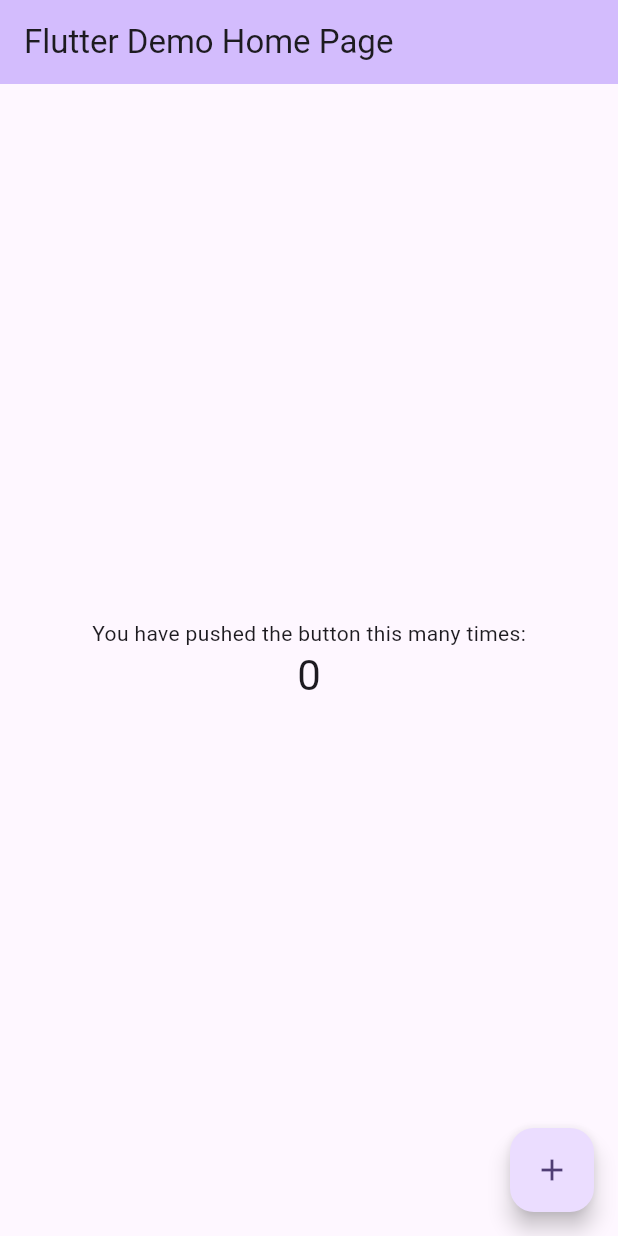
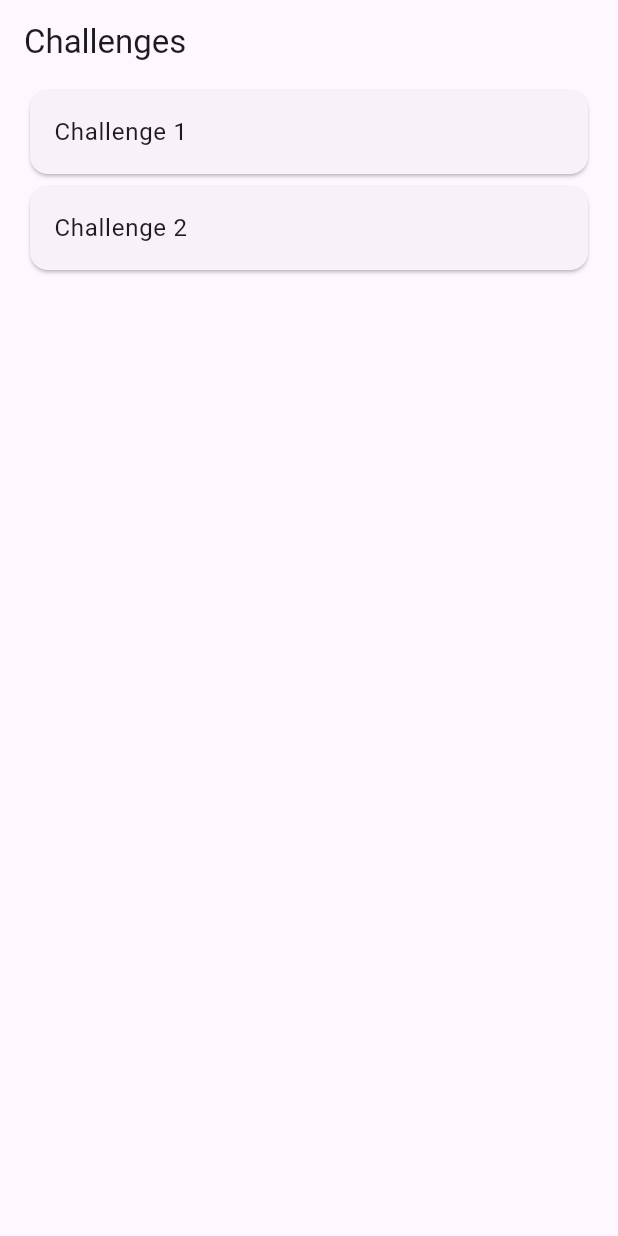
Before and after one commit to elianortega/somnio-flutter-conf-challenge, a Flutter app: the screen it shows after launch, on a phone screen of 412 x 824 dp. Run offline on Flutter 3.47's test engine with Material 3 defaults, Android fonts, the phone set to English and light mode, and no system bars; our stand-ins replace go_router.

Commit message:
feat: setup app 2 challenges

```diff
--- a/analysis_options.yaml
+++ b/analysis_options.yaml
@@ -1,28 +1,4 @@
-# This file configures the analyzer, which statically analyzes Dart code to
-# check for errors, warnings, and lints.
-#
-# The issues identified by the analyzer are surfaced in the UI of Dart-enabled
-# IDEs (https://dart.dev/tools#ides-and-editors). The analyzer can also be
-# invoked from the command line by running `flutter analyze`.
-
-# The following line activates a set of recommended lints for Flutter apps,
-# packages, and plugins designed to encourage good coding practices.
-include: package:flutter_lints/flutter.yaml
-
+include: package:very_good_analysis/analysis_options.yaml
 linter:
-  # The lint rules applied to this project can be customized in the
-  # section below to disable rules from the `package:flutter_lints/flutter.yaml`
-  # included above or to enable additional rules. A list of all available lints
-  # and their documentation is published at https://dart.dev/lints.
-  #
-  # Instead of disabling a lint rule for the entire project in the
-  # section below, it can also be suppressed for a single line of code
-  # or a specific dart file by using the `// ignore: name_of_lint` and
-  # `// ignore_for_file: name_of_lint` syntax on the line or in the file
-  # producing the lint.
   rules:
-    # avoid_print: false  # Uncomment to disable the `avoid_print` rule
-    # prefer_single_quotes: true  # Uncomment to enable the `prefer_single_quotes` rule
-
-# Additional information about this file can be found at
-# https://dart.dev/guides/language/analysis-options
+    public_member_api_docs: false
--- /dev/null
+++ b/lib/challenge_1/challenge_1_page.dart
@@ -0,0 +1,14 @@
+import 'package:flutter/material.dart';
+
+class Challenge1Page extends StatelessWidget {
+  const Challenge1Page({super.key});
+
+  @override
+  Widget build(BuildContext context) {
+    return Scaffold(
+      appBar: AppBar(
+        title: const Text('Challenge 1'),
+      ),
+    );
+  }
+}
--- /dev/null
+++ b/lib/challenge_2/challenge_2.dart
@@ -0,0 +1 @@
+export 'challenge_2_page.dart';
--- /dev/null
+++ b/lib/home/home.dart
@@ -0,0 +1 @@
+export 'view/home_page.dart';
--- /dev/null
+++ b/lib/home/view/home_page.dart
@@ -0,0 +1,36 @@
+import 'package:flutter/material.dart';
+import 'package:somnio_flutter_conf_challenge/router/router.dart';
+
+class HomePage extends StatelessWidget {
+  const HomePage({super.key});
+
+  @override
+  Widget build(BuildContext context) {
+    return Scaffold(
+      appBar: AppBar(
+        title: const Text('Challenges'),
+      ),
+      body: ListView(
+        padding: const EdgeInsets.symmetric(horizontal: 16),
+        children: [
+          Card(
+            child: ListTile(
+              title: const Text('Challenge 1'),
+              onTap: () {
+                Challenge1Route().go(context);
+              },
+            ),
+          ),
+          Card(
+            child: ListTile(
+              title: const Text('Challenge 2'),
+              onTap: () {
+                Challenge2Route().go(context);
+              },
+            ),
+          ),
+        ],
+      ),
+    );
+  }
+}
--- a/lib/main.dart
+++ b/lib/main.dart
@@ -1,4 +1,5 @@
 import 'package:flutter/material.dart';
+import 'package:somnio_flutter_conf_challenge/router/router.dart';
 
 void main() {
   runApp(const MyApp());
@@ -7,119 +8,15 @@
 class MyApp extends StatelessWidget {
   const MyApp({super.key});
 
-  // This widget is the root of your application.
   @override
   Widget build(BuildContext context) {
-    return MaterialApp(
+    return MaterialApp.router(
       title: 'Flutter Demo',
       theme: ThemeData(
-        // This is the theme of your application.
-        //
-        // TRY THIS: Try running your application with "flutter run". You'll see
-        // the application has a purple toolbar. Then, without quitting the app,
-        // try changing the seedColor in the colorScheme below to Colors.green
-        // and then invoke "hot reload" (save your changes or press the "hot
-        // reload" button in a Flutter-supported IDE, or press "r" if you used
-        // the command line to start the app).
-        //
-        // Notice that the counter didn't reset back to zero; the application
-        // state is not lost during the reload. To reset the state, use hot
-        // restart instead.
-        //
-        // This works for code too, not just values: Most code changes can be
-        // tested with just a hot reload.
         colorScheme: ColorScheme.fromSeed(seedColor: Colors.deepPurple),
         useMaterial3: true,
       ),
-      home: const MyHomePage(title: 'Flutter Demo Home Page'),
+      routerConfig: router,
     );
   }
 }
-
-class MyHomePage extends StatefulWidget {
-  const MyHomePage({super.key, required this.title});
-
-  // This widget is the home page of your application. It is stateful, meaning
-  // that it has a State object (defined below) that contains fields that affect
-  // how it looks.
-
-  // This class is the configuration for the state. It holds the values (in this
-  // case the title) provided by the parent (in this case the App widget) and
-  // used by the build method of the State. Fields in a Widget subclass are
-  // always marked "final".
-
-  final String title;
-
-  @override
-  State<MyHomePage> createState() => _MyHomePageState();
-}
-
-class _MyHomePageState extends State<MyHomePage> {
-  int _counter = 0;
-
-  void _incrementCounter() {
-    setState(() {
-      // This call to setState tells the Flutter framework that something has
-      // changed in this State, which causes it to rerun the build method below
-      // so that the display can reflect the updated values. If we changed
-      // _counter without calling setState(), then the build method would not be
-      // called again, and so nothing would appear to happen.
-      _counter++;
-    });
-  }
-
-  @override
-  Widget build(BuildContext context) {
-    // This method is rerun every time setState is called, for instance as done
-    // by the _incrementCounter method above.
-    //
-    // The Flutter framework has been optimized to make rerunning build methods
-    // fast, so that you can just rebuild anything that needs updating rather
-    // than having to individually change instances of widgets.
-    return Scaffold(
-      appBar: AppBar(
-        // TRY THIS: Try changing the color here to a specific color (to
-        // Colors.amber, perhaps?) and trigger a hot reload to see the AppBar
-        // change color while the other colors stay the same.
-        backgroundColor: Theme.of(context).colorScheme.inversePrimary,
-        // Here we take the value from the MyHomePage object that was created by
-        // the App.build method, and use it to set our appbar title.
-        title: Text(widget.title),
-      ),
-      body: Center(
-        // Center is a layout widget. It takes a single child and positions it
-        // in the middle of the parent.
-        child: Column(
-          // Column is also a layout widget. It takes a list of children and
-          // arranges them vertically. By default, it sizes itself to fit its
-          // children horizontally, and tries to be as tall as its parent.
-          //
-          // Column has various properties to control how it sizes itself and
-          // how it positions its children. Here we use mainAxisAlignment to
-          // center the children vertically; the main axis here is the vertical
-          // axis because Columns are vertical (the cross axis would be
-          // horizontal).
-          //
-          // TRY THIS: Invoke "debug painting" (choose the "Toggle Debug Paint"
-          // action in the IDE, or press "p" in the console), to see the
-          // wireframe for each widget.
-          mainAxisAlignment: MainAxisAlignment.center,
-          children: <Widget>[
-            const Text(
-              'You have pushed the button this many times:',
-            ),
-            Text(
-              '$_counter',
-              style: Theme.of(context).textTheme.headlineMedium,
-            ),
-          ],
-        ),
-      ),
-      floatingActionButton: FloatingActionButton(
-        onPressed: _incrementCounter,
-        tooltip: 'Increment',
-        child: const Icon(Icons.add),
-      ), // This trailing comma makes auto-formatting nicer for build methods.
-    );
-  }
-}
```
Also changed, not shown: lib/challenge_2/challenge_2_page.dart (added, +14 -0 lines), lib/router/router.dart (added, +47 -0 lines), pubspec.yaml (+8 -70 lines), lib/challenge_1/challenge_1.dart (added), lib/router/router.g.dart (added), pubspec.lock.
